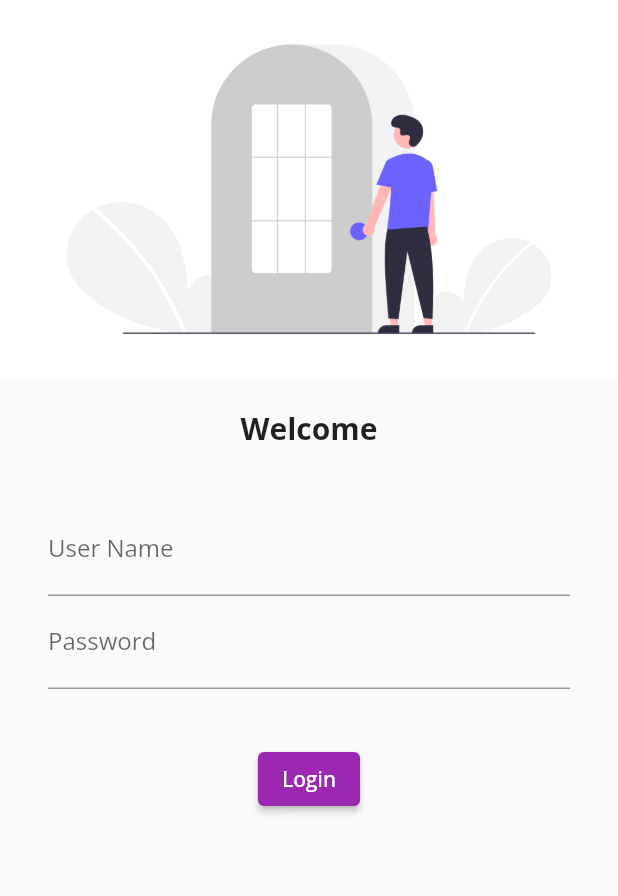
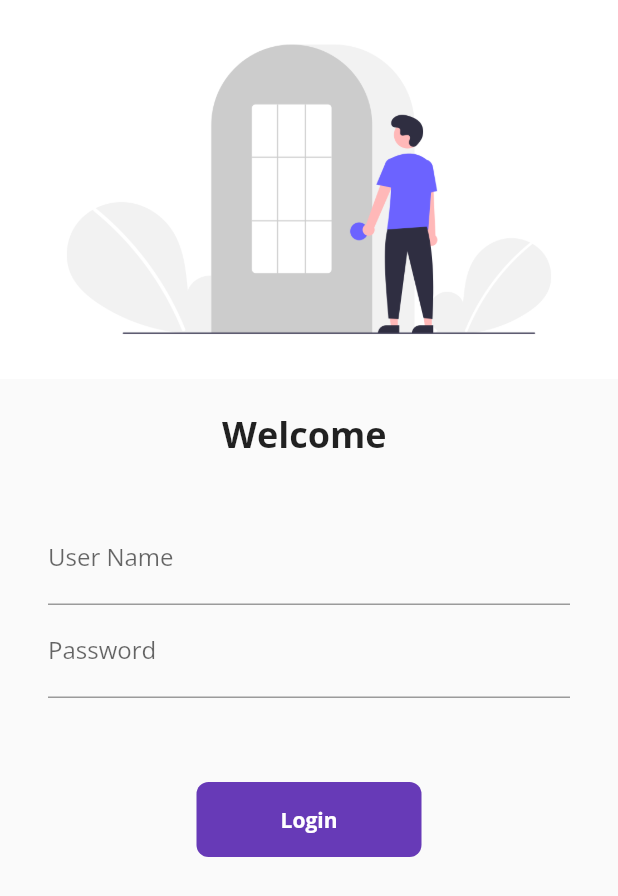
Before and after one commit to khobragadenitin/FlutterCatlog, a Flutter app: the screen it shows after launch, on a phone screen of 412 x 824 dp. Shown: the top 896 px of the screen. Run offline on Flutter 3.47's test engine with Material 2 defaults, Android fonts, the phone set to English and light mode, and no system bars; our stand-ins replace google_fonts.

Commit message:
Day 5 complete

```diff
--- a/lib/main.dart
+++ b/lib/main.dart
@@ -1,6 +1,7 @@
 import 'package:flutter/material.dart';
 import 'package:flutter_catlog/pages/home_page.dart';
 import 'package:flutter_catlog/pages/login_page.dart';
+import 'package:flutter_catlog/utils/my_route.dart';
 import 'package:google_fonts/google_fonts.dart';
 
 void main() {
@@ -24,8 +25,8 @@ class MyApp extends StatelessWidget {
       ),
       routes: {
         "/": (context) => LoginPage(),
-        "/home" : (context) => HomePage(),
-        "/Login" : (context) => LoginPage(),
+        MyRoutes.homeRoute : (context) => HomePage(),
+        MyRoutes.loginRoute  : (context) => LoginPage(),
       },
     );
 
--- a/lib/pages/login_page.dart
+++ b/lib/pages/login_page.dart
@@ -1,15 +1,24 @@
 import 'package:flutter/material.dart';
+import 'package:flutter_catlog/utils/my_route.dart';
 
-class LoginPage extends StatelessWidget {
+class LoginPage extends StatefulWidget {
+  @override
+  _LoginPageState createState() => _LoginPageState();
+}
+
+class _LoginPageState extends State<LoginPage> {
+  String name = "";
+  bool changeButton = false;
   @override
   Widget build(BuildContext context) {
     return Material(
+      child: SingleChildScrollView(
               child: Column(
           children: [
             Image.asset("images/login_img.png",fit: BoxFit.cover,),
             SizedBox(height: 20.0,),
-          Text("Welcome",style: TextStyle(
-            fontSize: 20,
+            Text("Welcome $name",style: TextStyle(
+              fontSize: 24,
               fontWeight: FontWeight.bold
             ),),
             SizedBox(height: 20.0,),
@@ -22,6 +31,12 @@ class LoginPage extends StatelessWidget {
                   hintText: "Enter Username",
                   labelText: "User Name"
                 ),
+                onChanged: (value){
+                  print("$value");
+                  name = value;
+
+                  setState(() {});
+                },
               ),
               TextFormField(
                 obscureText: true,
@@ -29,16 +44,37 @@ class LoginPage extends StatelessWidget {
                   hintText: "Enter Password",
                   labelText: "Password"
                 ),
+
               )
                 ],
               ),
             ),
-          SizedBox(height: 20.0,),
-          ElevatedButton(onPressed: () {
-            print("object");
-          }, child: Text("Login"),
+            SizedBox(height: 40.0,),
+            InkWell(
+              onTap: () async {
+                setState(() {
+                  changeButton = true;
+                });
+                await Future.delayed(Duration(seconds: 1));
+                Navigator.pushNamed(context, MyRoutes.homeRoute);
+              },
+
+                          child: AnimatedContainer(
+                            duration: Duration(seconds: 1),
+                width: changeButton?50:150,
+                height: 50,
+                alignment: Alignment.center,
+                child: changeButton? Icon(Icons.done):Text("Login",
+                style: TextStyle(color: Colors.white, fontWeight: FontWeight.bold, fontSize: 14),),
+                decoration: BoxDecoration(
+                  color: Colors.deepPurple,
+                  borderRadius: changeButton?BorderRadius.circular(50): BorderRadius.circular(8)
+
+                ),
+              ),
             )
           ],
+        ),
       ),
 
     );
--- /dev/null
+++ b/lib/utils/my_route.dart
@@ -0,0 +1,4 @@
+class MyRoutes {
+  static String loginRoute = "/login";
+  static String homeRoute = "/home";
+}
```
Lines whose indentation alone changed are shown as unchanged.
